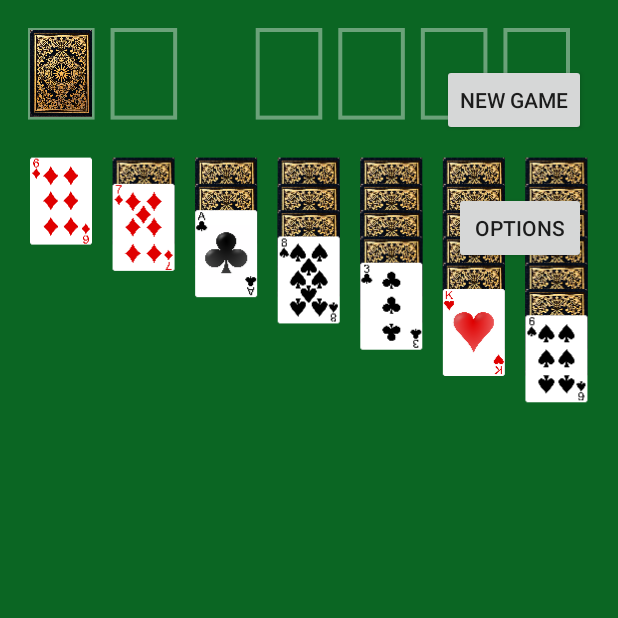
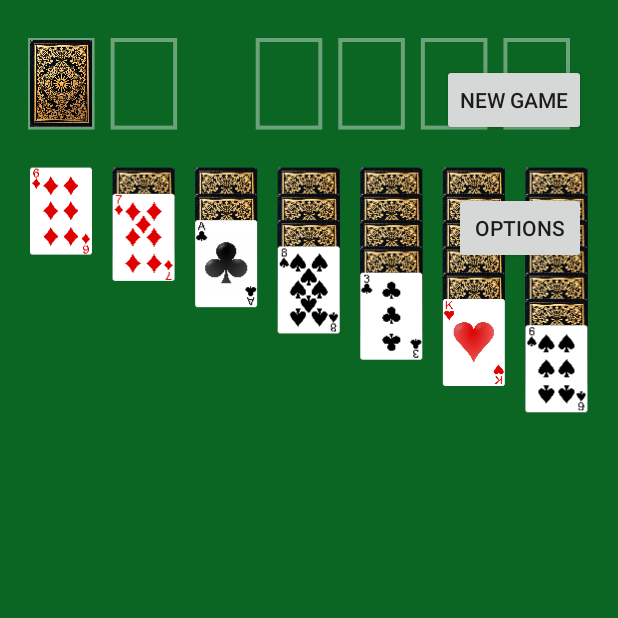
Before and after one commit to candour/solinda, an Android app: the screen it shows after launch (MainActivity), on a phone screen of 412 x 824 dp, the top half of it. Run offline under Robolectric (Android 15) with nearby library versions, the phone set to English and light mode, and no system bars.

Commit message:
This commit addresses feedback from the pull request review.
The vertical margins in `GameView` have been decoupled from the horizontal margins. A new `VERTICAL_MARGIN` constant has been introduced to provide a fixed, predictable top and bottom margin, ensuring a more consistent layout across different screen orientations.

The `calculateCardLayout` and `getPileY` functions have been updated to use this new constant, removing the unintended link to the user-configurable `leftMargin` and `rightMargin` values.

```diff
--- a/app/src/main/java/com/example/solinda/GameView.kt
+++ b/app/src/main/java/com/example/solinda/GameView.kt
@@ -22,6 +22,7 @@ class GameView @JvmOverloads constructor(
 ) : View(context, attrs, defStyleAttr) {
 
     companion object {
+        private const val VERTICAL_MARGIN = 40f
         private const val INTER_ROW_SPACING = 40f
         private const val INTER_CARD_SPACING = 20f
         private const val TABLEAU_CARD_REVEAL_FACTOR = 0.3f
@@ -59,9 +60,7 @@ class GameView @JvmOverloads constructor(
         calculatedCardWidth = availableWidth / numPiles
 
         if (isLandscape) {
-            val topMarginPx = dpToPx(viewModel.leftMargin) // Use left margin for top in landscape
-            val bottomMarginPx = dpToPx(viewModel.rightMargin) // Use right margin for bottom
-            val totalVerticalMargin = topMarginPx + bottomMarginPx + INTER_ROW_SPACING
+            val totalVerticalMargin = 2 * VERTICAL_MARGIN + INTER_ROW_SPACING
             val availableHeight = height - totalVerticalMargin
             // Landscape height needs to accommodate: 1 card height for the top row,
             // plus the fanned-out tableau. A typical Klondike game starts with 7 cards in the last pile.
@@ -486,10 +485,9 @@ class GameView @JvmOverloads constructor(
     }
 
     private fun getPileY(pile: Pile): Float {
-        val topMarginPx = dpToPx(viewModel.leftMargin) // Use left margin for top
         return when (pile.type) {
-            PileType.TABLEAU -> topMarginPx + calculatedCardHeight + INTER_ROW_SPACING + calculatedCardHeight / 2f
-            else -> topMarginPx + calculatedCardHeight / 2f
+            PileType.TABLEAU -> VERTICAL_MARGIN + calculatedCardHeight + INTER_ROW_SPACING + calculatedCardHeight / 2f
+            else -> VERTICAL_MARGIN + calculatedCardHeight / 2f
         }
     }
 
```
